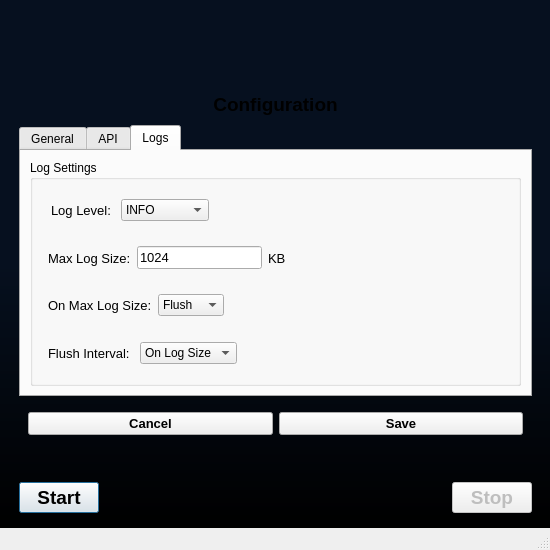
Qt form src/ui/MainWindow.ui (bitcap-co/bitcap-ipr) before a commit.
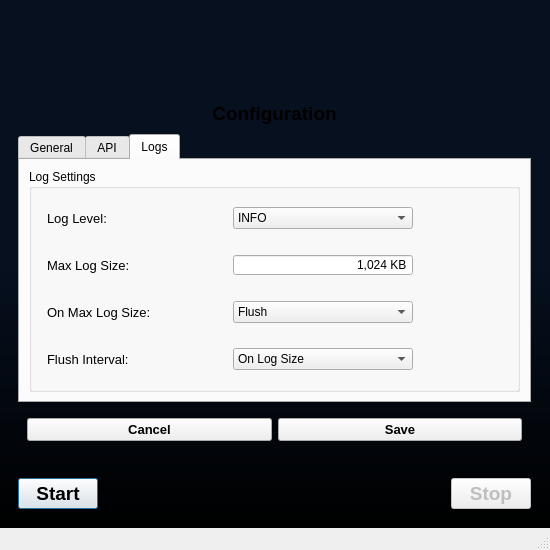
The same form after that commit. The open tabs and pages were chosen to show the change.

Diff of the .ui file:
```diff
--- a/src/ui/MainWindow.ui
+++ b/src/ui/MainWindow.ui
@@ -31,21 +31,72 @@
 	background-color:qlineargradient(spread:pad, x1:0.500, y1:0, x2:0.500, y2:1, stop:0.5 rgba(6, 16, 31, 255), stop:1 rgba(0, 0, 0, 255));
 }</string>
    </property>
+   <layout class="QVBoxLayout" name="verticalLayout">
+    <property name="spacing">
+     <number>0</number>
+    </property>
+    <property name="leftMargin">
+     <number>0</number>
+    </property>
+    <property name="topMargin">
+     <number>0</number>
+    </property>
+    <property name="rightMargin">
+     <number>0</number>
+    </property>
+    <property name="bottomMargin">
+     <number>0</number>
+    </property>
+    <item>
+     <widget class="QWidget" name="topbar" native="true">
+      <property name="sizePolicy">
+       <sizepolicy hsizetype="Preferred" vsizetype="Fixed">
+        <horstretch>0</horstretch>
+        <verstretch>0</verstretch>
+       </sizepolicy>
+      </property>
+      <property name="minimumSize">
+       <size>
+        <width>550</width>
+        <height>58</height>
+       </size>
+      </property>
+      <layout class="QVBoxLayout" name="verticalLayout_2">
+       <property name="spacing">
+        <number>0</number>
+       </property>
+       <property name="leftMargin">
+        <number>0</number>
+       </property>
+       <property name="topMargin">
+        <number>0</number>
+       </property>
+       <property name="rightMargin">
+        <number>0</number>
+       </property>
+       <property name="bottomMargin">
+        <number>0</number>
+       </property>
+       <item>
    <widget class="QWidget" name="titlebar" native="true">
-    <property name="geometry">
-     <rect>
-      <x>0</x>
-      <y>0</y>
+         <property name="sizePolicy">
+          <sizepolicy hsizetype="Preferred" vsizetype="Fixed">
+           <horstretch>0</horstretch>
+           <verstretch>0</verstretch>
+          </sizepolicy>
+         </property>
+         <property name="minimumSize">
+          <size>
       <width>550</width>
       <height>30</height>
-     </rect>
-    </property>
-    <layout class="QHBoxLayout" name="horizontalLayout_4">
+          </size>
+         </property>
+         <layout class="QHBoxLayout" name="horizontalLayout">
      <property name="spacing">
-      <number>10</number>
+           <number>0</number>
      </property>
      <property name="leftMargin">
-      <number>5</number>
+           <number>0</number>
      </property>
      <property name="topMargin">
       <number>0</number>
@@ -58,33 +109,92 @@
      </property>
     </layout>
    </widget>
+       </item>
+       <item>
    <widget class="QWidget" name="menubar" native="true">
-    <property name="geometry">
-     <rect>
-      <x>0</x>
-      <y>30</y>
+         <property name="sizePolicy">
+          <sizepolicy hsizetype="Preferred" vsizetype="Fixed">
+           <horstretch>0</horstretch>
+           <verstretch>0</verstretch>
+          </sizepolicy>
+         </property>
+         <property name="minimumSize">
+          <size>
       <width>550</width>
       <height>26</height>
-     </rect>
-    </property>
-    <property name="minimumSize">
+          </size>
+         </property>
+         <layout class="QHBoxLayout" name="horizontalLayout_2">
+          <property name="spacing">
+           <number>0</number>
+          </property>
+          <property name="leftMargin">
+           <number>0</number>
+          </property>
+          <property name="topMargin">
+           <number>0</number>
+          </property>
+          <property name="rightMargin">
+           <number>0</number>
+          </property>
+          <property name="bottomMargin">
+           <number>0</number>
+          </property>
+         </layout>
+        </widget>
+       </item>
+      </layout>
+     </widget>
+    </item>
+    <item>
+     <widget class="QWidget" name="hwrapper" native="true">
+      <layout class="QHBoxLayout" name="horizontalLayout_3">
+       <property name="spacing">
+        <number>0</number>
+       </property>
+       <property name="leftMargin">
+        <number>0</number>
+       </property>
+       <property name="topMargin">
+        <number>0</number>
+       </property>
+       <property name="rightMargin">
+        <number>0</number>
+       </property>
+       <property name="bottomMargin">
+        <number>0</number>
+       </property>
+       <item>
+        <spacer name="horizontalSpacer">
+         <property name="orientation">
+          <enum>Qt::Horizontal</enum>
+         </property>
+         <property name="sizeType">
+          <enum>QSizePolicy::Preferred</enum>
+         </property>
+         <property name="sizeHint" stdset="0">
      <size>
-      <width>0</width>
-      <height>0</height>
-     </size>
-    </property>
-    <layout class="QHBoxLayout" name="horizontalLayout_5"/>
-   </widget>
+           <width>40</width>
+           <height>20</height>
+          </size>
+         </property>
+        </spacer>
+       </item>
+       <item>
    <widget class="QWidget" name="vwrapper" native="true">
-    <property name="geometry">
-     <rect>
-      <x>10</x>
-      <y>60</y>
+         <property name="minimumSize">
+          <size>
       <width>531</width>
-      <height>462</height>
-     </rect>
-    </property>
-    <layout class="QVBoxLayout" name="verticalLayout">
+           <height>471</height>
+          </size>
+         </property>
+         <property name="maximumSize">
+          <size>
+           <width>1120</width>
+           <height>720</height>
+          </size>
+         </property>
+         <layout class="QVBoxLayout" name="verticalLayout_9">
      <property name="spacing">
       <number>0</number>
      </property>
@@ -106,12 +216,12 @@
         <enum>Qt::Vertical</enum>
        </property>
        <property name="sizeType">
-        <enum>QSizePolicy::Minimum</enum>
+             <enum>QSizePolicy::Preferred</enum>
        </property>
        <property name="sizeHint" stdset="0">
         <size>
          <width>20</width>
-         <height>20</height>
+              <height>40</height>
         </size>
        </property>
       </spacer>
@@ -126,26 +236,35 @@
        </property>
        <property name="minimumSize">
         <size>
-         <width>465</width>
-         <height>280</height>
+              <width>531</width>
+              <height>370</height>
         </size>
        </property>
        <property name="currentIndex">
         <number>1</number>
        </property>
        <widget class="QWidget" name="tableView">
+             <layout class="QVBoxLayout" name="verticalLayout_10">
+              <property name="spacing">
+               <number>0</number>
+              </property>
+              <property name="leftMargin">
+               <number>0</number>
+              </property>
+              <property name="topMargin">
+               <number>0</number>
+              </property>
+              <property name="rightMargin">
+               <number>0</number>
+              </property>
+              <property name="bottomMargin">
+               <number>0</number>
+              </property>
+              <item>
         <widget class="QTableWidget" name="idTable">
          <property name="enabled">
           <bool>true</bool>
          </property>
-         <property name="geometry">
-          <rect>
-           <x>0</x>
-           <y>0</y>
-           <width>531</width>
-           <height>370</height>
-          </rect>
-         </property>
          <property name="sizePolicy">
           <sizepolicy hsizetype="Preferred" vsizetype="Preferred">
            <horstretch>0</horstretch>
@@ -189,9 +308,11 @@
          <column/>
          <column/>
         </widget>
+              </item>
+             </layout>
        </widget>
        <widget class="QWidget" name="logoView">
-        <layout class="QHBoxLayout" name="horizontalLayout_3">
+             <layout class="QHBoxLayout" name="horizontalLayout_6">
          <item>
           <widget class="QLabel" name="labelLogo">
            <property name="sizePolicy">
@@ -217,7 +338,7 @@
         </layout>
        </widget>
        <widget class="QWidget" name="configView">
-        <layout class="QVBoxLayout" name="verticalLayout_2">
+             <layout class="QVBoxLayout" name="verticalLayout_3">
          <item>
           <widget class="QLabel" name="label">
            <property name="sizePolicy">
@@ -273,7 +394,7 @@
             <attribute name="toolTip">
              <string>General Settings</string>
             </attribute>
-            <layout class="QVBoxLayout" name="verticalLayout_3">
+                 <layout class="QVBoxLayout" name="verticalLayout_4">
              <item>
               <widget class="QGroupBox" name="groupSystemTray">
                <property name="title">
@@ -301,7 +422,7 @@
                 </item>
                 <item>
                  <widget class="QWidget" name="hwrapper_2" native="true">
-                  <layout class="QHBoxLayout" name="horizontalLayout_6">
+                       <layout class="QHBoxLayout" name="horizontalLayout_7">
                    <item>
                     <widget class="QLabel" name="label_4">
                      <property name="font">
@@ -318,10 +439,31 @@
                     </widget>
                    </item>
                    <item>
+                         <widget class="QWidget" name="splitter_5" native="true">
+                          <layout class="QHBoxLayout" name="horizontalLayout_19">
+                           <property name="topMargin">
+                            <number>0</number>
+                           </property>
+                           <property name="bottomMargin">
+                            <number>0</number>
+                           </property>
+                           <item>
                     <widget class="QComboBox" name="comboOnWindowClose">
                      <property name="enabled">
                       <bool>false</bool>
                      </property>
+                             <property name="minimumSize">
+                              <size>
+                               <width>180</width>
+                               <height>0</height>
+                              </size>
+                             </property>
+                             <property name="maximumSize">
+                              <size>
+                               <width>250</width>
+                               <height>16777215</height>
+                              </size>
+                             </property>
                      <property name="currentIndex">
                       <number>0</number>
                      </property>
@@ -338,17 +480,23 @@
                     </widget>
                    </item>
                    <item>
-                    <spacer name="horizontalSpacer_4">
+                            <spacer name="horizontalSpacer_8">
                      <property name="orientation">
                       <enum>Qt::Horizontal</enum>
                      </property>
+                             <property name="sizeType">
+                              <enum>QSizePolicy::Preferred</enum>
+                             </property>
                      <property name="sizeHint" stdset="0">
                       <size>
-                       <width>40</width>
+                               <width>80</width>
                        <height>20</height>
                       </size>
                      </property>
                     </spacer>
+                           </item>
+                          </layout>
+                         </widget>
                    </item>
                   </layout>
                  </widget>
@@ -408,12 +556,6 @@
                     <verstretch>0</verstretch>
                    </sizepolicy>
                   </property>
-                  <property name="minimumSize">
-                   <size>
-                    <width>180</width>
-                    <height>25</height>
-                   </size>
-                  </property>
                   <property name="font">
                    <font>
                     <pointsize>10</pointsize>
@@ -438,7 +580,7 @@
                <property name="title">
                 <string>Whatsminer</string>
                </property>
-               <layout class="QHBoxLayout" name="horizontalLayout">
+                    <layout class="QHBoxLayout" name="horizontalLayout_8">
                 <item>
                  <widget class="QLabel" name="label_11">
                   <property name="font">
@@ -550,16 +692,28 @@
             <attribute name="toolTip">
              <string>Log Settings</string>
             </attribute>
-            <layout class="QVBoxLayout" name="verticalLayout_4">
-             <item>
-              <widget class="QGroupBox" name="groupLog">
-               <property name="title">
-                <string>Log Settings</string>
-               </property>
                <layout class="QVBoxLayout" name="verticalLayout_7">
                 <item>
-                 <widget class="QWidget" name="hwrapper" native="true">
-                  <layout class="QHBoxLayout" name="horizontalLayout_7">
+                   <widget class="QGroupBox" name="groupLog">
+                    <property name="title">
+                     <string>Log Settings</string>
+                    </property>
+                    <layout class="QVBoxLayout" name="verticalLayout_8">
+                     <item>
+                      <widget class="QWidget" name="hwrapper_3" native="true">
+                       <layout class="QHBoxLayout" name="horizontalLayout_9">
+                        <property name="leftMargin">
+                         <number>6</number>
+                        </property>
+                        <property name="topMargin">
+                         <number>6</number>
+                        </property>
+                        <property name="rightMargin">
+                         <number>6</number>
+                        </property>
+                        <property name="bottomMargin">
+                         <number>6</number>
+                        </property>
                    <item>
                     <widget class="QLabel" name="label_5">
                      <property name="font">
@@ -576,7 +730,28 @@
                     </widget>
                    </item>
                    <item>
+                         <widget class="QWidget" name="splitter" native="true">
+                          <layout class="QHBoxLayout" name="horizontalLayout_18">
+                           <property name="topMargin">
+                            <number>0</number>
+                           </property>
+                           <property name="bottomMargin">
+                            <number>0</number>
+                           </property>
+                           <item>
                     <widget class="QComboBox" name="comboLogLevel">
+                             <property name="minimumSize">
+                              <size>
+                               <width>180</width>
+                               <height>0</height>
+                              </size>
+                             </property>
+                             <property name="maximumSize">
+                              <size>
+                               <width>250</width>
+                               <height>16777215</height>
+                              </size>
+                             </property>
                      <property name="toolTip">
                       <string>Change minimum output level</string>
                      </property>
@@ -611,17 +786,23 @@
                     </widget>
                    </item>
                    <item>
-                    <spacer name="horizontalSpacer_2">
+                            <spacer name="horizontalSpacer_7">
                      <property name="orientation">
                       <enum>Qt::Horizontal</enum>
                      </property>
+                             <property name="sizeType">
+                              <enum>QSizePolicy::Preferred</enum>
+                             </property>
                      <property name="sizeHint" stdset="0">
                       <size>
-                       <width>40</width>
+                               <width>80</width>
                        <height>20</height>
                       </size>
                      </property>
                     </spacer>
+                           </item>
+                          </layout>
+                         </widget>
                    </item>
                   </layout>
                  </widget>
@@ -654,50 +835,57 @@
                     </widget>
                    </item>
                    <item>
-                    <widget class="QLineEdit" name="lineMaxLogSize">
-                     <property name="sizePolicy">
-                      <sizepolicy hsizetype="Preferred" vsizetype="Fixed">
-                       <horstretch>0</horstretch>
-                       <verstretch>0</verstretch>
-                      </sizepolicy>
-                     </property>
+                         <widget class="QWidget" name="splitter_3" native="true">
+                          <layout class="QHBoxLayout" name="horizontalLayout_17">
+                           <property name="leftMargin">
+                            <number>9</number>
+                           </property>
+                           <property name="topMargin">
+                            <number>0</number>
+                           </property>
+                           <property name="rightMargin">
+                            <number>9</number>
+                           </property>
+                           <property name="bottomMargin">
+                            <number>0</number>
+                           </property>
+                           <item>
+                            <widget class="QSpinBox" name="spinMaxLogSize">
                      <property name="minimumSize">
                       <size>
-                       <width>70</width>
+                               <width>180</width>
                        <height>0</height>
                       </size>
                      </property>
-                     <property name="font">
-                      <font>
-                       <pointsize>10</pointsize>
-                      </font>
+                             <property name="maximumSize">
+                              <size>
+                               <width>250</width>
+                               <height>16777215</height>
+                              </size>
                      </property>
                      <property name="toolTip">
                       <string>Set maximum log file size (Max limit 4096kb)</string>
                      </property>
-                     <property name="inputMask">
-                      <string>9999</string>
-                     </property>
-                     <property name="text">
-                      <string>1024</string>
-                     </property>
-                     <property name="echoMode">
-                      <enum>QLineEdit::Normal</enum>
-                     </property>
-                     <property name="cursorPosition">
-                      <number>0</number>
-                     </property>
-                    </widget>
-                   </item>
-                   <item>
-                    <widget class="QLabel" name="label_9">
-                     <property name="font">
-                      <font>
-                       <pointsize>10</pointsize>
-                      </font>
-                     </property>
-                     <property name="text">
-                      <string>KB</string>
+                             <property name="alignment">
+                              <set>Qt::AlignRight|Qt::AlignTrailing|Qt::AlignVCenter</set>
+                             </property>
+                             <property name="buttonSymbols">
+                              <enum>QAbstractSpinBox::NoButtons</enum>
+                             </property>
+                             <property name="showGroupSeparator" stdset="0">
+                              <bool>true</bool>
+                             </property>
+                             <property name="suffix">
+                              <string> KB</string>
+                             </property>
+                             <property name="minimum">
+                              <number>1</number>
+                             </property>
+                             <property name="maximum">
+                              <number>4096</number>
+                             </property>
+                             <property name="value">
+                              <number>1024</number>
                      </property>
                     </widget>
                    </item>
@@ -706,13 +894,19 @@
                      <property name="orientation">
                       <enum>Qt::Horizontal</enum>
                      </property>
+                             <property name="sizeType">
+                              <enum>QSizePolicy::Preferred</enum>
+                             </property>
                      <property name="sizeHint" stdset="0">
                       <size>
-                       <width>40</width>
+                               <width>80</width>
                        <height>20</height>
                       </size>
                      </property>
                     </spacer>
+                           </item>
+                          </layout>
+                         </widget>
                    </item>
                   </layout>
                  </widget>
@@ -745,7 +939,37 @@
                     </widget>
                    </item>
                    <item>
+                         <widget class="QWidget" name="splitter_4" native="true">
+                          <layout class="QHBoxLayout" name="horizontalLayout_16">
+                           <property name="spacing">
+                            <number>6</number>
+                           </property>
+                           <property name="leftMargin">
+                            <number>9</number>
+                           </property>
+                           <property name="topMargin">
+                            <number>0</number>
+                           </property>
+                           <property name="rightMargin">
+                            <number>9</number>
+                           </property>
+                           <property name="bottomMargin">
+                            <number>0</number>
+                           </property>
+                           <item>
                     <widget class="QComboBox" name="comboOnMaxLogSize">
+                             <property name="minimumSize">
+                              <size>
+                               <width>180</width>
+                               <height>0</height>
+                              </size>
+                             </property>
+                             <property name="maximumSize">
+                              <size>
+                               <width>250</width>
+                               <height>16777215</height>
+                              </size>
+                             </property>
                      <property name="toolTip">
                       <string>Choose behavior for when log file reaches set max size</string>
                      </property>
@@ -762,24 +986,30 @@
                     </widget>
                    </item>
                    <item>
-                    <spacer name="horizontalSpacer_3">
+                            <spacer name="horizontalSpacer_5">
                      <property name="orientation">
                       <enum>Qt::Horizontal</enum>
                      </property>
+                             <property name="sizeType">
+                              <enum>QSizePolicy::Preferred</enum>
+                             </property>
                      <property name="sizeHint" stdset="0">
                       <size>
-                       <width>40</width>
+                               <width>80</width>
                        <height>20</height>
                       </size>
                      </property>
                     </spacer>
+                           </item>
+                          </layout>
+                         </widget>
                    </item>
                   </layout>
                  </widget>
                 </item>
                 <item>
                  <widget class="QWidget" name="hwrapper_4" native="true">
-                  <layout class="QHBoxLayout" name="horizontalLayout_9">
+                       <layout class="QHBoxLayout" name="horizontalLayout_14">
                    <property name="leftMargin">
                     <number>6</number>
                    </property>
@@ -808,10 +1038,40 @@
                     </widget>
                    </item>
                    <item>
+                         <widget class="QWidget" name="splitter_2" native="true">
+                          <layout class="QHBoxLayout" name="horizontalLayout_4">
+                           <property name="spacing">
+                            <number>6</number>
+                           </property>
+                           <property name="leftMargin">
+                            <number>9</number>
+                           </property>
+                           <property name="topMargin">
+                            <number>0</number>
+                           </property>
+                           <property name="rightMargin">
+                            <number>9</number>
+                           </property>
+                           <property name="bottomMargin">
+                            <number>0</number>
+                           </property>
+                           <item>
                     <widget class="QComboBox" name="comboFlushInterval">
                      <property name="enabled">
                       <bool>true</bool>
                      </property>
+                             <property name="minimumSize">
+                              <size>
+                               <width>180</width>
+                               <height>0</height>
+                              </size>
+                             </property>
+                             <property name="maximumSize">
+                              <size>
+                               <width>250</width>
+                               <height>16777215</height>
+                              </size>
+                             </property>
                      <property name="toolTip">
                       <string>Choose when to flush log file</string>
                      </property>
@@ -828,13 +1088,16 @@
                     </widget>
                    </item>
                    <item>
-                    <spacer name="horizontalSpacer_5">
+                            <spacer name="horizontalSpacer_4">
                      <property name="orientation">
                       <enum>Qt::Horizontal</enum>
                      </property>
+                             <property name="sizeType">
+                              <enum>QSizePolicy::Preferred</enum>
+                             </property>
                      <property name="sizeHint" stdset="0">
                       <size>
-                       <width>40</width>
+                               <width>80</width>
                        <height>20</height>
                       </size>
                      </property>
@@ -848,11 +1111,14 @@
              </item>
             </layout>
            </widget>
+                  </item>
+                 </layout>
+                </widget>
           </widget>
          </item>
          <item>
-          <widget class="QWidget" name="hwrapper_3" native="true">
-           <layout class="QHBoxLayout" name="horizontalLayout_8">
+               <widget class="QWidget" name="hwrapper_7" native="true">
+                <layout class="QHBoxLayout" name="horizontalLayout_15">
             <item>
              <widget class="QPushButton" name="actionIPRCancelConfig">
               <property name="font">
@@ -892,19 +1158,22 @@
         <enum>Qt::Vertical</enum>
        </property>
        <property name="sizeType">
-        <enum>QSizePolicy::Minimum</enum>
+             <enum>QSizePolicy::Preferred</enum>
        </property>
        <property name="sizeHint" stdset="0">
         <size>
          <width>20</width>
-         <height>20</height>
+              <height>18</height>
         </size>
        </property>
       </spacer>
      </item>
      <item>
       <widget class="QWidget" name="listenControls" native="true">
-       <layout class="QHBoxLayout" name="horizontalLayout_2">
+            <layout class="QHBoxLayout" name="horizontalLayout_5">
+             <property name="bottomMargin">
+              <number>20</number>
+             </property>
         <item>
          <widget class="QPushButton" name="actionIPRStart">
           <property name="font">
@@ -922,7 +1191,7 @@
          </widget>
         </item>
         <item>
-         <spacer name="horizontalSpacer">
+              <spacer name="horizontalSpacer_3">
           <property name="orientation">
            <enum>Qt::Horizontal</enum>
           </property>
@@ -955,6 +1224,27 @@
      </item>
     </layout>
    </widget>
+       </item>
+       <item>
+        <spacer name="horizontalSpacer_2">
+         <property name="orientation">
+          <enum>Qt::Horizontal</enum>
+         </property>
+         <property name="sizeType">
+          <enum>QSizePolicy::Preferred</enum>
+         </property>
+         <property name="sizeHint" stdset="0">
+          <size>
+           <width>40</width>
+           <height>20</height>
+          </size>
+         </property>
+        </spacer>
+       </item>
+      </layout>
+     </widget>
+    </item>
+   </layout>
   </widget>
   <widget class="QStatusBar" name="iprStatus">
    <property name="font">
```
Lines whose indentation alone changed are shown as unchanged.
